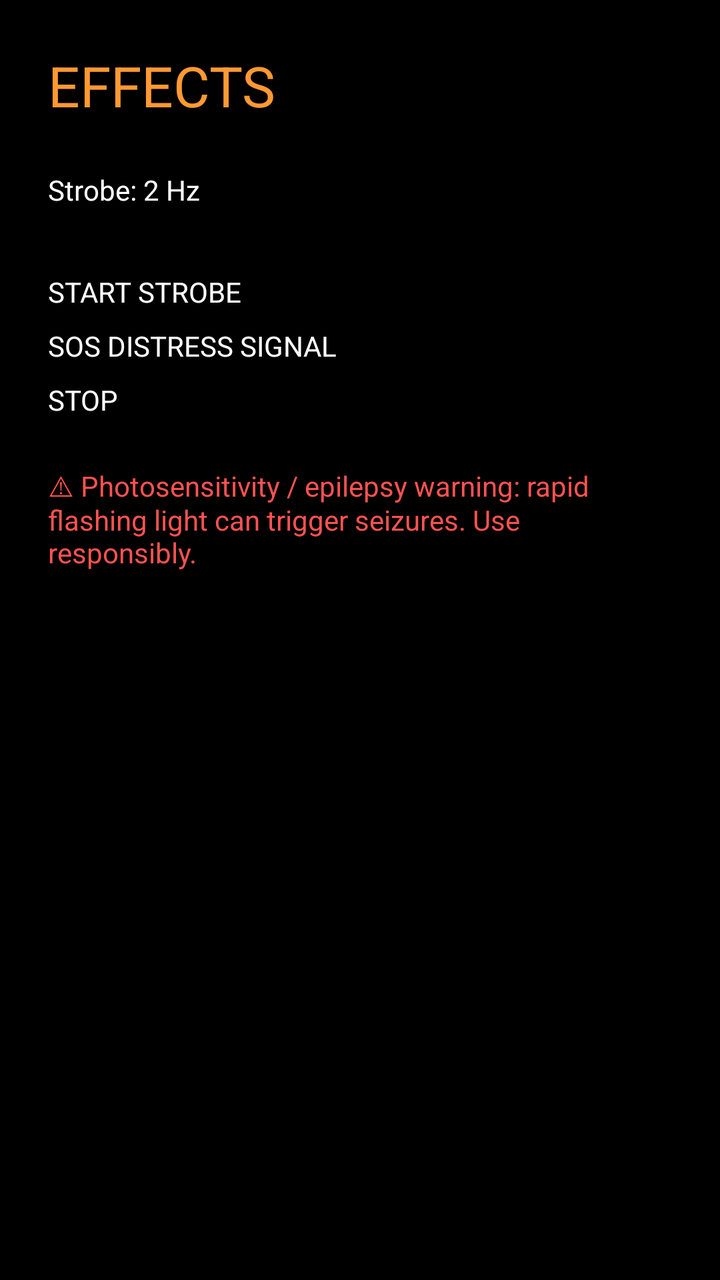
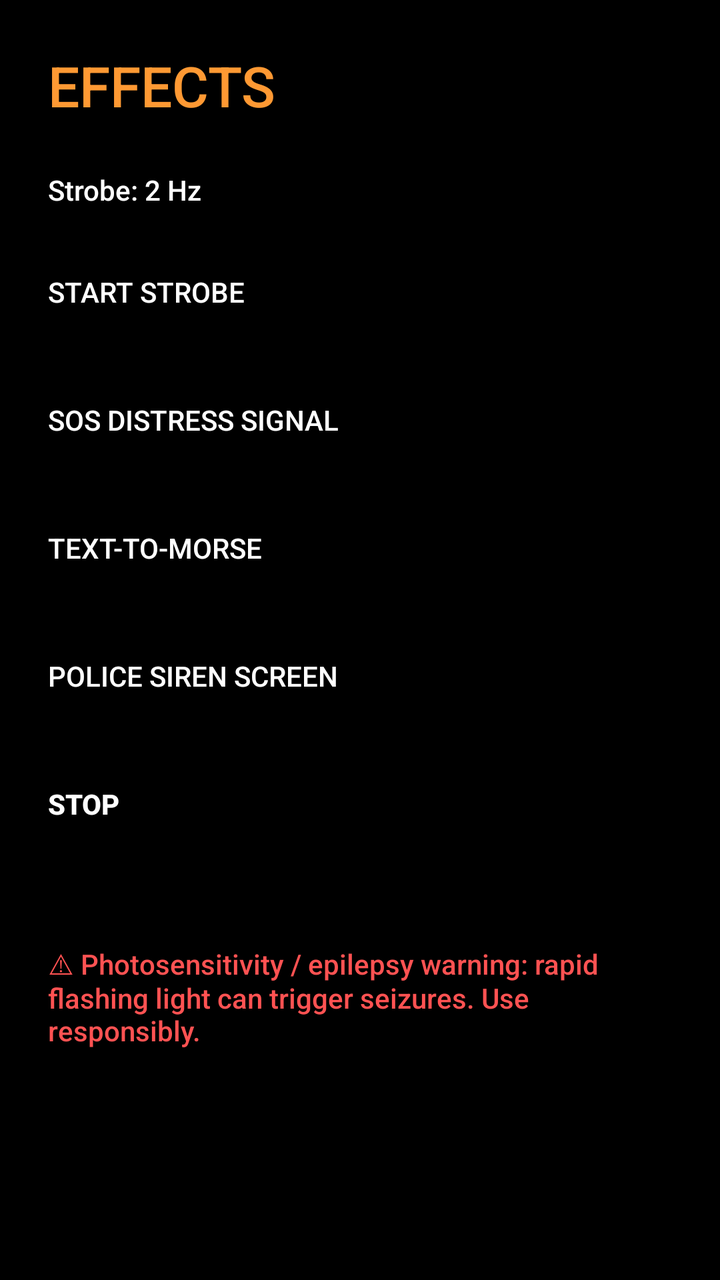

Compare the two renders of this Android layout. The source of the first and the diff that turns it into the second are given below.
<!-- AndroidManifest.xml: application theme Theme.Jyoti -->
<!-- res/layout/activity_effects.xml -->
<LinearLayout xmlns:android="http://schemas.android.com/apk/res/android"
    android:orientation="vertical" android:layout_width="match_parent" android:layout_height="match_parent"
    android:background="@color/black" android:padding="24dp">
    <TextView android:text="EFFECTS" android:textColor="@color/saffron" android:textSize="28sp"
        android:layout_width="wrap_content" android:layout_height="wrap_content"/>
    <TextView android:id="@+id/hzLabel" android:text="Strobe: 2 Hz" android:textColor="#FFFFFF"
        android:layout_marginTop="24dp" android:layout_width="wrap_content" android:layout_height="wrap_content"/>
    <SeekBar android:id="@+id/seekHz" android:max="9" android:progress="1" android:layout_marginTop="8dp"
        android:layout_width="match_parent" android:layout_height="wrap_content"/>
    <Button android:id="@+id/btnStrobe" android:text="START STROBE" android:layout_marginTop="24dp"
        android:layout_width="match_parent" android:layout_height="wrap_content"/>
    <Button android:id="@+id/btnSOS" android:text="SOS DISTRESS SIGNAL" android:layout_marginTop="8dp"
        android:layout_width="match_parent" android:layout_height="wrap_content"/>
    <Button android:id="@+id/btnStop" android:text="STOP" android:layout_marginTop="8dp"
        android:layout_width="match_parent" android:layout_height="wrap_content"/>
    <TextView android:text="⚠ Photosensitivity / epilepsy warning: rapid flashing light can trigger seizures. Use responsibly."
        android:textColor="@color/red" android:layout_marginTop="24dp"
        android:layout_width="match_parent" android:layout_height="wrap_content"/>
</LinearLayout>
<!-- resources referenced by this layout -->
<resources>
  <color name="black">#000000</color>
  <color name="red">#FF5252</color>
  <color name="saffron">#FF9933</color>
  <style name="Theme.Jyoti" parent="android:Theme.Material.NoActionBar">
          <item name="android:colorPrimary">#FF9933</item>
          <item name="android:colorAccent">#FFC107</item>
          <item name="android:windowBackground">#121212</item>
          <item name="android:statusBarColor">#1B1B1B</item>
      </style>
</resources>

<!-- the commit's change to res/layout/activity_effects.xml (unified diff, before → after) -->
@@ -1,19 +1,23 @@
 <LinearLayout xmlns:android="http://schemas.android.com/apk/res/android"
     android:orientation="vertical" android:layout_width="match_parent" android:layout_height="match_parent"
-    android:background="@color/black" android:padding="24dp">
-    <TextView android:text="EFFECTS" android:textColor="@color/saffron" android:textSize="28sp"
-        android:layout_width="wrap_content" android:layout_height="wrap_content"/>
+    android:background="#000000" android:padding="24dp">
+    <TextView android:text="EFFECTS" android:textColor="#FF9933" android:textSize="28sp"
+        android:fontFamily="sans-serif-medium" android:layout_width="wrap_content" android:layout_height="wrap_content"/>
     <TextView android:id="@+id/hzLabel" android:text="Strobe: 2 Hz" android:textColor="#FFFFFF"
         android:layout_marginTop="24dp" android:layout_width="wrap_content" android:layout_height="wrap_content"/>
-    <SeekBar android:id="@+id/seekHz" android:max="9" android:progress="1" android:layout_marginTop="8dp"
-        android:layout_width="match_parent" android:layout_height="wrap_content"/>
-    <Button android:id="@+id/btnStrobe" android:text="START STROBE" android:layout_marginTop="24dp"
-        android:layout_width="match_parent" android:layout_height="wrap_content"/>
-    <Button android:id="@+id/btnSOS" android:text="SOS DISTRESS SIGNAL" android:layout_marginTop="8dp"
-        android:layout_width="match_parent" android:layout_height="wrap_content"/>
-    <Button android:id="@+id/btnStop" android:text="STOP" android:layout_marginTop="8dp"
-        android:layout_width="match_parent" android:layout_height="wrap_content"/>
+    <SeekBar android:id="@+id/seekHz" android:max="9" android:progress="1" android:progressTint="#FF9933"
+        android:layout_marginTop="8dp" android:layout_width="match_parent" android:layout_height="wrap_content"/>
+    <Button android:id="@+id/btnStrobe" android:text="START STROBE" android:backgroundTint="#1E1E1E" android:textColor="#FFFFFF"
+        android:layout_marginTop="24dp" android:layout_width="match_parent" android:layout_height="56dp"/>
+    <Button android:id="@+id/btnSOS" android:text="SOS DISTRESS SIGNAL" android:backgroundTint="#1E1E1E" android:textColor="#FFFFFF"
+        android:layout_marginTop="8dp" android:layout_width="match_parent" android:layout_height="56dp"/>
+    <Button android:id="@+id/btnMorse" android:text="TEXT-TO-MORSE" android:backgroundTint="#1E1E1E" android:textColor="#FFFFFF"
+        android:layout_marginTop="8dp" android:layout_width="match_parent" android:layout_height="56dp"/>
+    <Button android:id="@+id/btnPolice" android:text="POLICE SIREN SCREEN" android:backgroundTint="#1E1E1E" android:textColor="#FFFFFF"
+        android:layout_marginTop="8dp" android:layout_width="match_parent" android:layout_height="56dp"/>
+    <Button android:id="@+id/btnStop" android:text="STOP" android:backgroundTint="#FF5252" android:textColor="#FFFFFF"
+        android:textStyle="bold" android:layout_marginTop="8dp" android:layout_width="match_parent" android:layout_height="56dp"/>
     <TextView android:text="⚠ Photosensitivity / epilepsy warning: rapid flashing light can trigger seizures. Use responsibly."
-        android:textColor="@color/red" android:layout_marginTop="24dp"
+        android:textColor="#FF5252" android:layout_marginTop="24dp"
         android:layout_width="match_parent" android:layout_height="wrap_content"/>
 </LinearLayout>
<!-- resource entries referenced after the edit -->
@@ -1,13 +1,12 @@
 <!-- resources referenced by this layout -->
 <resources>
-  <color name="black">#000000</color>
-  <color name="red">#FF5252</color>
-  <color name="saffron">#FF9933</color>
   <style name="Theme.Jyoti" parent="android:Theme.Material.NoActionBar">
           <item name="android:colorPrimary">#FF9933</item>
           <item name="android:colorAccent">#FFC107</item>
-          <item name="android:windowBackground">#121212</item>
-          <item name="android:statusBarColor">#1B1B1B</item>
+          <item name="android:windowBackground">#000000</item>
+          <item name="android:statusBarColor">#000000</item>
+          <item name="android:navigationBarColor">#000000</item>
+          <item name="android:fontFamily">sans-serif-medium</item>
       </style>
 </resources>
 
